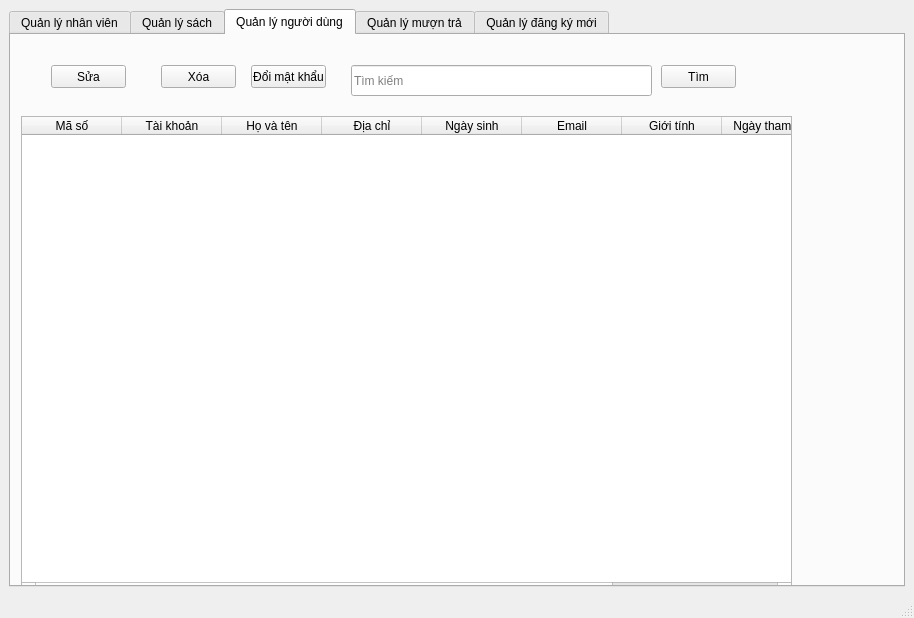
duydvu/Library, file admin.ui: the form before one commit.
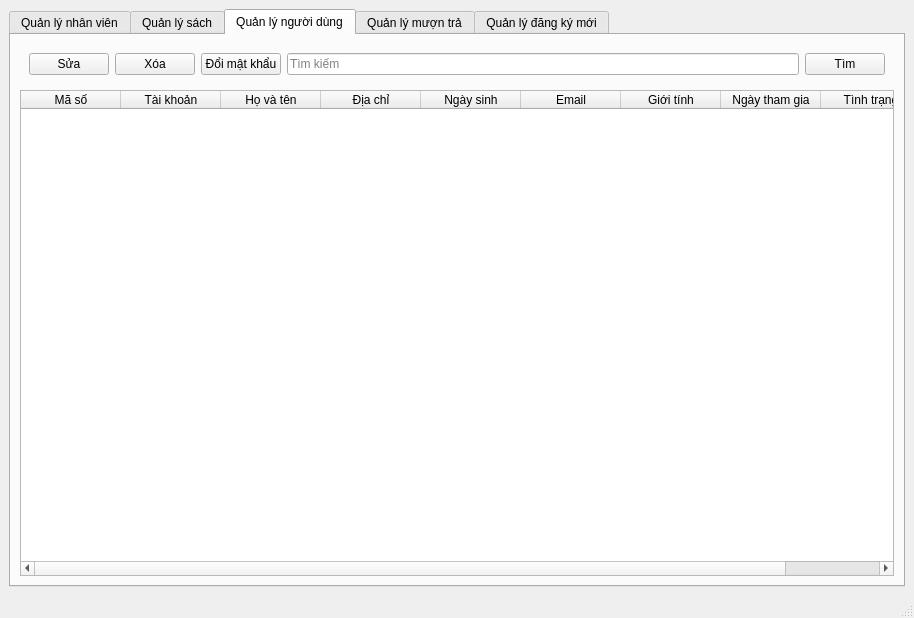
The form after the commit. The open tabs and pages were chosen to show the change.

Diff of the .ui file:
```diff
--- a/admin.ui
+++ b/admin.ui
@@ -286,90 +286,50 @@
        <attribute name="title">
         <string>Quản lý người dùng</string>
        </attribute>
+       <layout class="QGridLayout" name="gridLayout_5">
+        <item row="0" column="0">
        <widget class="QWidget" name="widget_2" native="true">
-        <property name="geometry">
-         <rect>
-          <x>10</x>
-          <y>10</y>
-          <width>771</width>
-          <height>61</height>
-         </rect>
-        </property>
+          <layout class="QHBoxLayout" name="horizontalLayout_4">
+           <item>
         <widget class="QPushButton" name="pushButton_2">
-         <property name="geometry">
-          <rect>
-           <x>30</x>
-           <y>20</y>
-           <width>75</width>
-           <height>23</height>
-          </rect>
-         </property>
          <property name="text">
           <string>Sửa</string>
          </property>
         </widget>
+           </item>
+           <item>
         <widget class="QPushButton" name="pushButton_3">
-         <property name="geometry">
-          <rect>
-           <x>140</x>
-           <y>20</y>
-           <width>75</width>
-           <height>23</height>
-          </rect>
-         </property>
          <property name="text">
           <string>Xóa</string>
          </property>
         </widget>
+           </item>
+           <item>
         <widget class="QPushButton" name="pushButton_4">
-         <property name="geometry">
-          <rect>
-           <x>230</x>
-           <y>20</y>
-           <width>75</width>
-           <height>23</height>
-          </rect>
-         </property>
          <property name="text">
           <string>Đổi mật khẩu</string>
          </property>
         </widget>
+           </item>
+           <item>
         <widget class="QLineEdit" name="searchUsers">
-         <property name="geometry">
-          <rect>
-           <x>330</x>
-           <y>20</y>
-           <width>301</width>
-           <height>31</height>
-          </rect>
-         </property>
          <property name="placeholderText">
           <string>Tìm kiếm</string>
          </property>
         </widget>
+           </item>
+           <item>
         <widget class="QPushButton" name="searchButton">
-         <property name="geometry">
-          <rect>
-           <x>640</x>
-           <y>20</y>
-           <width>75</width>
-           <height>23</height>
-          </rect>
-         </property>
          <property name="text">
           <string>Tìm</string>
          </property>
         </widget>
-       </widget>
+           </item>
+          </layout>
+         </widget>
+        </item>
+        <item row="1" column="0">
        <widget class="QTableWidget" name="usersTable">
-        <property name="geometry">
-         <rect>
-          <x>10</x>
-          <y>81</y>
-          <width>771</width>
-          <height>481</height>
-         </rect>
-        </property>
         <property name="editTriggers">
          <set>QAbstractItemView::NoEditTriggers</set>
         </property>
@@ -434,6 +394,8 @@
          </property>
         </column>
        </widget>
+        </item>
+       </layout>
       </widget>
       <widget class="QWidget" name="lent">
        <attribute name="title">
```
Left out of the diff: 71 changed lines with no effect on the pictures. Lines whose indentation alone changed are shown as unchanged.
